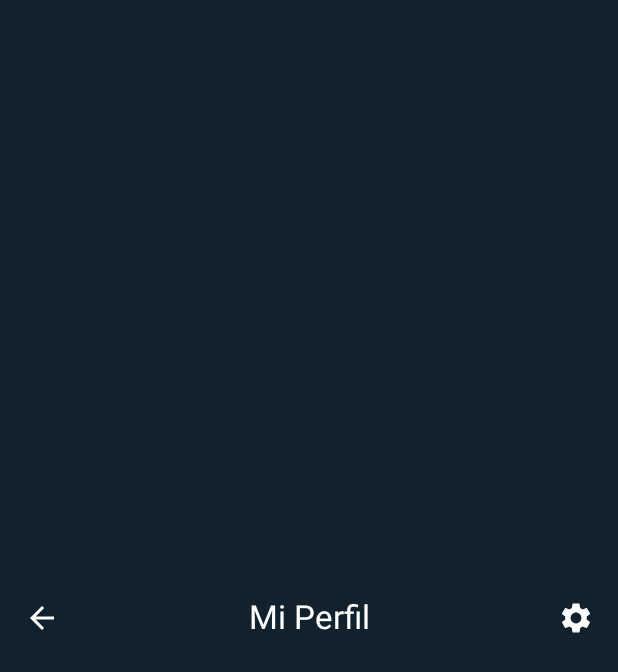
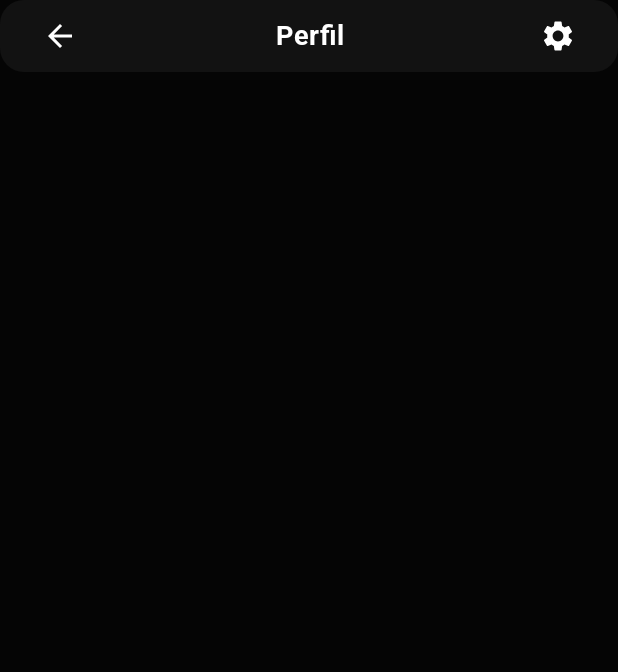
Before and after one commit to Pedro-kt/seijaku-list, an Android app built with Jetpack Compose: the ProfileScreen screen opened through its navigation route, on a phone screen of 412 x 824 dp. Shown: the top 672 px of the screen. Run offline under Robolectric (Android 15) with nearby library versions, the phone set to English and light mode, and no system bars; our stand-ins replace Dagger/Hilt's generated code.

Commit message:
refactor: Implement a new UI for Home Screen and Profile Screen

```diff
--- a/app/build.gradle.kts
+++ b/app/build.gradle.kts
@@ -1,3 +1,4 @@
+
 plugins {
     alias(libs.plugins.android.application)
     alias(libs.plugins.kotlin.android)
@@ -103,4 +104,8 @@ dependencies {
     implementation(platform(libs.androidx.compose.bom))
 
     implementation("androidx.compose.foundation:foundation")
+
+    implementation(libs.androidx.material3)
+
+    implementation(libs.androidx.material.icons.extended)
 }
--- a/app/src/main/java/com/example/seijakulist/MainActivity.kt
+++ b/app/src/main/java/com/example/seijakulist/MainActivity.kt
@@ -1,7 +1,6 @@
 package com.example.seijakulist
 
 import android.os.Bundle
-import android.util.Log
 import androidx.activity.ComponentActivity
 import androidx.activity.compose.setContent
 import androidx.activity.enableEdgeToEdge
@@ -16,7 +15,7 @@ import androidx.navigation.compose.composable
 import androidx.navigation.compose.rememberNavController
 import com.example.seijakulist.ui.navigation.AppDestinations
 import com.example.seijakulist.ui.screens.detail.AnimeDetailScreen
-import com.example.seijakulist.ui.screens.myAnimes.MyAnimesScreen
+import com.example.seijakulist.ui.screens.home.MyAnimesScreen
 import com.example.seijakulist.ui.screens.profile.ProfileScreen
 import com.example.seijakulist.ui.screens.search.SearchScreen
 import com.example.seijakulist.ui.theme.SeijakuListTheme
--- /dev/null
+++ b/app/src/main/java/com/example/seijakulist/ui/screens/home/HomeScreen.kt
@@ -0,0 +1,157 @@
+package com.example.seijakulist.ui.screens.home
+
+import androidx.compose.foundation.background
+import androidx.compose.foundation.layout.Box
+import androidx.compose.foundation.layout.Column
+import androidx.compose.foundation.layout.Row
+import androidx.compose.foundation.layout.fillMaxSize
+import androidx.compose.foundation.layout.fillMaxWidth
+import androidx.compose.foundation.layout.height
+import androidx.compose.foundation.layout.navigationBarsPadding
+import androidx.compose.foundation.layout.padding
+import androidx.compose.foundation.layout.size
+import androidx.compose.foundation.layout.statusBarsPadding
+import androidx.compose.foundation.shape.RoundedCornerShape
+import androidx.compose.material.icons.Icons
+import androidx.compose.material.icons.automirrored.filled.MenuBook
+import androidx.compose.material.icons.automirrored.outlined.MenuBook
+import androidx.compose.material.icons.filled.AccountCircle
+import androidx.compose.material.icons.filled.Book
+import androidx.compose.material.icons.filled.MailOutline
+import androidx.compose.material.icons.filled.MenuBook
+import androidx.compose.material.icons.filled.Search
+import androidx.compose.material.icons.filled.Tv
+import androidx.compose.material.icons.outlined.MenuBook
+import androidx.compose.material3.Icon
+import androidx.compose.material3.IconButton
+import androidx.compose.material3.Scaffold // ✨ Importa Scaffold
+import androidx.compose.material3.Text
+import androidx.compose.material3.NavigationBar // ✨ Importa NavigationBar
+import androidx.compose.material3.NavigationBarItem // ✨ Importa NavigationBarItem
+import androidx.compose.material3.NavigationBarItemDefaults // ✨ Importa para personalizar colores de item
+import androidx.compose.runtime.Composable
+import androidx.compose.ui.Alignment
+import androidx.compose.ui.Modifier
+import androidx.compose.ui.draw.clip
+import androidx.compose.ui.graphics.Color
+import androidx.compose.ui.text.font.Font
+import androidx.compose.ui.text.font.FontFamily
+import androidx.compose.ui.text.font.FontWeight
+import androidx.compose.ui.text.style.TextAlign
+import androidx.compose.ui.unit.dp
+import androidx.compose.ui.unit.sp
+import androidx.navigation.NavController
+import com.example.seijakulist.R
+import com.example.seijakulist.ui.navigation.AppDestinations
+
+
+data class BottomNavItem(
+    val name: String,
+    val icon: androidx.compose.ui.graphics.vector.ImageVector,
+    val route: String
+)
+
+@Composable
+fun MyAnimesScreen(
+    navController: NavController
+) {
+    val RobotoRegular = FontFamily(
+        Font(R.font.roboto_regular)
+    )
+    val RobotoBold = FontFamily(
+        Font(R.font.roboto_bold, FontWeight.Bold)
+    )
+
+    val navItems = listOf(
+        BottomNavItem(name = "Mis Animes", icon = Icons.Default.Tv, route = ""),
+        BottomNavItem(name = "Mis Mangas", icon = Icons.AutoMirrored.Outlined.MenuBook, route = ""),
+        BottomNavItem(name = "Buscar", icon = Icons.Default.Search, route = AppDestinations.SEARCH_ANIME_ROUTE),
+        BottomNavItem(name = "Perfil", icon = Icons.Default.AccountCircle, route = AppDestinations.MY_PROFILE_ROUTE)
+    )
+
+    val currentRoute = navController.currentBackStackEntry?.destination?.route
+
+    Scaffold(
+        containerColor = Color(0xFF050505),
+        topBar = {
+            Row(
+                modifier = Modifier
+                    .fillMaxWidth()
+                    .statusBarsPadding()
+                    .height(48.dp)
+                    .clip(RoundedCornerShape(16.dp))
+                    .background(color = Color(0xFF121212))
+                    .padding(horizontal = 16.dp),
+                verticalAlignment = Alignment.CenterVertically
+            ) {
+                Text(
+                    text = "Home",
+                    color = Color.White,
+                    fontSize = 18.sp,
+                    textAlign = TextAlign.Center,
+                    modifier = Modifier.weight(1f),
+                    fontFamily = RobotoBold
+                )
+            }
+        },
+        bottomBar = {
+            NavigationBar(
+                containerColor = Color(0xFF121212),
+
+                modifier = Modifier.navigationBarsPadding().clip(RoundedCornerShape(16.dp))
+            ) {
+                navItems.forEach { item ->
+                    NavigationBarItem(
+                        selected = currentRoute == item.route,
+                        onClick = {
+                            if (currentRoute != item.route) {
+                                navController.navigate(item.route) {
+                                    popUpTo(navController.graph.startDestinationId) { saveState = true }
+                                    launchSingleTop = true
+                                    restoreState = true
+                                }
+                            }
+                        },
+                        icon = {
+                            Icon(
+                                imageVector = item.icon,
+                                contentDescription = item.name,
+                                tint = if (currentRoute == item.route) Color.White else Color.White.copy(alpha = 0.6f)
+                            )
+                        },
+                        label = {
+                            Text(
+                                text = item.name,
+                                color = if (currentRoute == item.route) Color.White else Color.White.copy(alpha = 0.6f),
+                                fontFamily = RobotoRegular
+                            )
+                        },
+                        colors = NavigationBarItemDefaults.colors(
+                            selectedIconColor = Color.White,
+                            selectedTextColor = Color.White,
+                            unselectedIconColor = Color.White.copy(alpha = 0.6f),
+                            unselectedTextColor = Color.White.copy(alpha = 0.6f),
+                            indicatorColor = Color(0xFF050505)
+                        )
+                    )
+                }
+            }
+        }
+    ) { innerPadding ->
+        Column(
+            modifier = Modifier
+                .fillMaxSize()
+                .background(color = Color(0xFF050505))
+                .padding(innerPadding)
+                .padding(horizontal = 16.dp)
+        ) {
+
+            Box(
+                modifier = Modifier.fillMaxSize(),
+                contentAlignment = Alignment.Center
+            ) {
+
+            }
+        }
+    }
+}
--- /dev/null
+++ b/app/src/main/java/com/example/seijakulist/ui/screens/home/HomeViewModel.kt
@@ -0,0 +1 @@
+package com.example.seijakulist.ui.screens.home
--- a/app/src/main/java/com/example/seijakulist/ui/screens/myAnimes/MyAnimesScreen.kt
+++ /dev/null
@@ -1,73 +0,0 @@
-package com.example.seijakulist.ui.screens.myAnimes
-
-import androidx.compose.foundation.background
-import androidx.compose.foundation.layout.Box
-import androidx.compose.foundation.layout.Column
-import androidx.compose.foundation.layout.fillMaxSize
-import androidx.compose.foundation.layout.fillMaxWidth
-import androidx.compose.foundation.layout.wrapContentSize
-import androidx.compose.material.icons.Icons
-import androidx.compose.material.icons.filled.AccountCircle
-import androidx.compose.material.icons.filled.Search
-import androidx.compose.material3.ExperimentalMaterial3Api
-import androidx.compose.material3.Icon
-import androidx.compose.material3.IconButton
-import androidx.compose.material3.Text
-import androidx.compose.material3.TopAppBar
-import androidx.compose.material3.TopAppBarDefaults
-import androidx.compose.runtime.Composable
-import androidx.compose.ui.Alignment
-import androidx.compose.ui.Modifier
-import androidx.compose.ui.graphics.Color
-import androidx.navigation.NavController
-import com.example.seijakulist.ui.navigation.AppDestinations
-
-@OptIn(ExperimentalMaterial3Api::class)
-@Composable
-fun MyAnimesScreen(
-    navController: NavController
-) {
-    Column(
-        modifier = Modifier.fillMaxSize().background(color = Color(0xFF06141B))
-    ) {
-        TopAppBar(
-            colors = TopAppBarDefaults.topAppBarColors(
-                containerColor = Color(0xFF11212D),
-                titleContentColor = Color.White,
-                navigationIconContentColor = Color.White,
-                actionIconContentColor = Color.White
-            ),
-            title = {
-                Box(
-                    modifier = Modifier.fillMaxWidth(),
-                    contentAlignment = Alignment.Center
-                ) {
-                    Text(
-                        text = "Mis Animes",
-                        modifier = Modifier.wrapContentSize()
-                    )
-                }
-            },
-            navigationIcon = {
-                IconButton(
-                    onClick = { navController.navigate(AppDestinations.MY_PROFILE_ROUTE) }
-                ) {
-                    Icon(
-                        imageVector = Icons.Default.AccountCircle,
-                        contentDescription = "Mi Perfil"
-                    )
-                }
-            },
-            actions = {
-                IconButton(
-                    onClick = { navController.navigate(AppDestinations.SEARCH_ANIME_ROUTE) }
-                ) {
-                    Icon(
-                        imageVector = Icons.Default.Search,
-                        contentDescription = "Buscar Animes"
-                    )
-                }
-            }
-        )
-    }
-}
--- a/app/src/main/java/com/example/seijakulist/ui/screens/myAnimes/MyAnimesViewModel.kt
+++ /dev/null
@@ -1 +0,0 @@
-package com.example.seijakulist.ui.screens.myAnimes
--- a/app/src/main/java/com/example/seijakulist/ui/screens/profile/ProfileScreen.kt
+++ b/app/src/main/java/com/example/seijakulist/ui/screens/profile/ProfileScreen.kt
@@ -3,10 +3,19 @@ package com.example.seijakulist.ui.screens.profile
 import androidx.compose.foundation.background
 import androidx.compose.foundation.layout.Box
 import androidx.compose.foundation.layout.Column
+import androidx.compose.foundation.layout.Row
 import androidx.compose.foundation.layout.fillMaxSize
+import androidx.compose.foundation.layout.fillMaxWidth
+import androidx.compose.foundation.layout.height
 import androidx.compose.foundation.layout.padding
+import androidx.compose.foundation.layout.size
+import androidx.compose.foundation.layout.statusBarsPadding
+import androidx.compose.foundation.shape.RoundedCornerShape
 import androidx.compose.material.icons.Icons
 import androidx.compose.material.icons.automirrored.filled.ArrowBack
+import androidx.compose.material.icons.filled.AccountCircle
+import androidx.compose.material.icons.filled.ArrowBack
+import androidx.compose.material.icons.filled.Search
 import androidx.compose.material.icons.filled.Settings
 import androidx.compose.material3.ExperimentalMaterial3Api
 import androidx.compose.material3.Icon
@@ -17,11 +26,17 @@ import androidx.compose.material3.TopAppBarDefaults
 import androidx.compose.runtime.Composable
 import androidx.compose.ui.Alignment
 import androidx.compose.ui.Modifier
+import androidx.compose.ui.draw.clip
 import androidx.compose.ui.graphics.Color
+import androidx.compose.ui.text.font.Font
+import androidx.compose.ui.text.font.FontFamily
 import androidx.compose.ui.text.font.FontWeight
+import androidx.compose.ui.text.style.TextAlign
 import androidx.compose.ui.unit.dp
 import androidx.compose.ui.unit.sp
 import androidx.navigation.NavController
+import com.example.seijakulist.R
+import com.example.seijakulist.ui.navigation.AppDestinations
 import java.nio.file.WatchEvent
 
 @OptIn(ExperimentalMaterial3Api::class)
@@ -29,24 +44,32 @@ import java.nio.file.WatchEvent
 fun ProfileScreen(
     navController: NavController
 ) {
+
+    val RobotoRegular = FontFamily(
+        Font(R.font.roboto_regular)
+    )
+    val RobotoBold = FontFamily(
+        Font(R.font.roboto_bold, FontWeight.Bold)
+    )
+
     Column(
         modifier = Modifier
             .fillMaxSize()
-            .background(color = Color(0xFF06141B))
+            .background(color = Color(0xFF050505))
     ) {
-        TopAppBar(
-            colors = TopAppBarDefaults.topAppBarColors(containerColor = Color(0xFF11212D)),
-            title = {
-                Box(
-                    modifier = Modifier.fillMaxSize(),
-                    contentAlignment = Alignment.Center
+        Row(
+            modifier = Modifier
+                .fillMaxWidth()
+                .statusBarsPadding()
+                .height(48.dp)
+                .clip(RoundedCornerShape(16.dp))
+                .background(color = Color(0xFF121212))
+                .padding(horizontal = 16.dp),
+            verticalAlignment = Alignment.CenterVertically
         ) {
-                    Text(text = "Mi Perfil", color = Color.White)
-                }
-            },
-            navigationIcon = {
             IconButton(
-                    onClick = { navController.popBackStack() }
+                onClick = { navController.popBackStack() },
+                modifier = Modifier.size(48.dp)
             ) {
                 Icon(
                     imageVector = Icons.AutoMirrored.Filled.ArrowBack,
@@ -54,18 +77,25 @@ fun ProfileScreen(
                     tint = Color.White
                 )
             }
-            },
-            actions = {
+            Text(
+                text = "Perfil",
+                color = Color.White,
+                fontSize = 18.sp,
+                textAlign = TextAlign.Center,
+                modifier = Modifier.weight(1f),
+                fontFamily = RobotoBold
+            )
+
             IconButton(
-                    onClick = { }
+                onClick = {  },
+                modifier = Modifier.size(48.dp)
             ) {
                 Icon(
-                        imageVector = Icons.Filled.Settings,
+                    imageVector = Icons.Default.Settings,
                     contentDescription = "Configuracion",
                     tint = Color.White
                 )
             }
         }
-        )
     }
 }
--- a/gradle/libs.versions.toml
+++ b/gradle/libs.versions.toml
@@ -19,6 +19,7 @@ hilt = "2.56.2"
 material3 = "1.3.2"
 navigationCompose = "2.8.2" #anadi esto para navegation, si no compila borrar o cambiar de version
 kotlinSerialization = "1.7.1" #anadi esto para navegation, si no compila borrar o cambiar de version
+materialIconsExtended = "1.6.8"
 
 [libraries]
 androidx-core-ktx = { group = "androidx.core", name = "core-ktx", version.ref = "coreKtx" }
@@ -49,6 +50,7 @@ hilt-android = { group = "com.google.dagger", name = "hilt-android", version.ref
 hilt-compiler = { group = "com.google.dagger", name = "hilt-compiler", version.ref = "hilt" }
 androidx-navigation-compose = { module = "androidx.navigation:navigation-compose", version.ref = "navigationCompose" } #anadi esto para navegation, si no compila borrar o cambiar de version
 kotlin-serialization = { module = "org.jetbrains.kotlinx:kotlinx-serialization-json", version.ref = "kotlinSerialization" } #anadi esto para navegation, si no compila borrar o cambiar de version
+androidx-material-icons-extended = { group = "androidx.compose.material", name = "material-icons-extended", version.ref = "materialIconsExtended" }
 
 [plugins]
 android-application = { id = "com.android.application", version.ref = "agp" }
```
Also changed, not shown: app/src/main/java/com/example/seijakulist/ui/screens/detail/AnimeDetailScreen.kt (+58 -35 lines), app/src/main/java/com/example/seijakulist/ui/screens/search/SearchScreen.kt (+19 -7 lines). Lines whose indentation alone changed are shown as unchanged.
